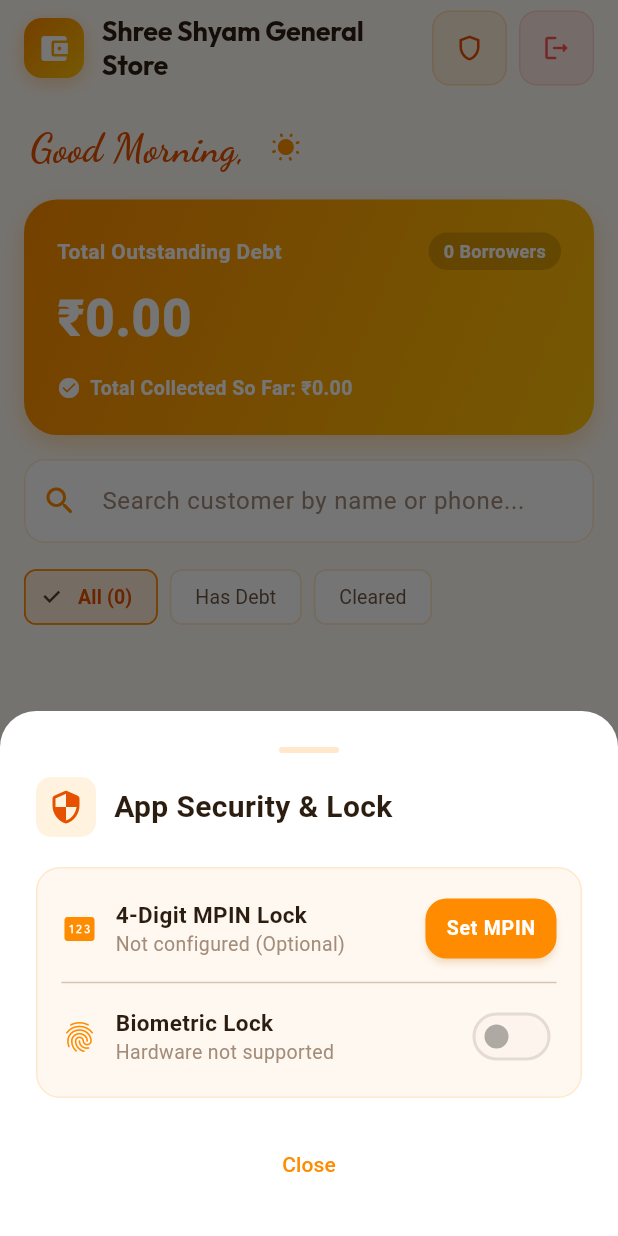
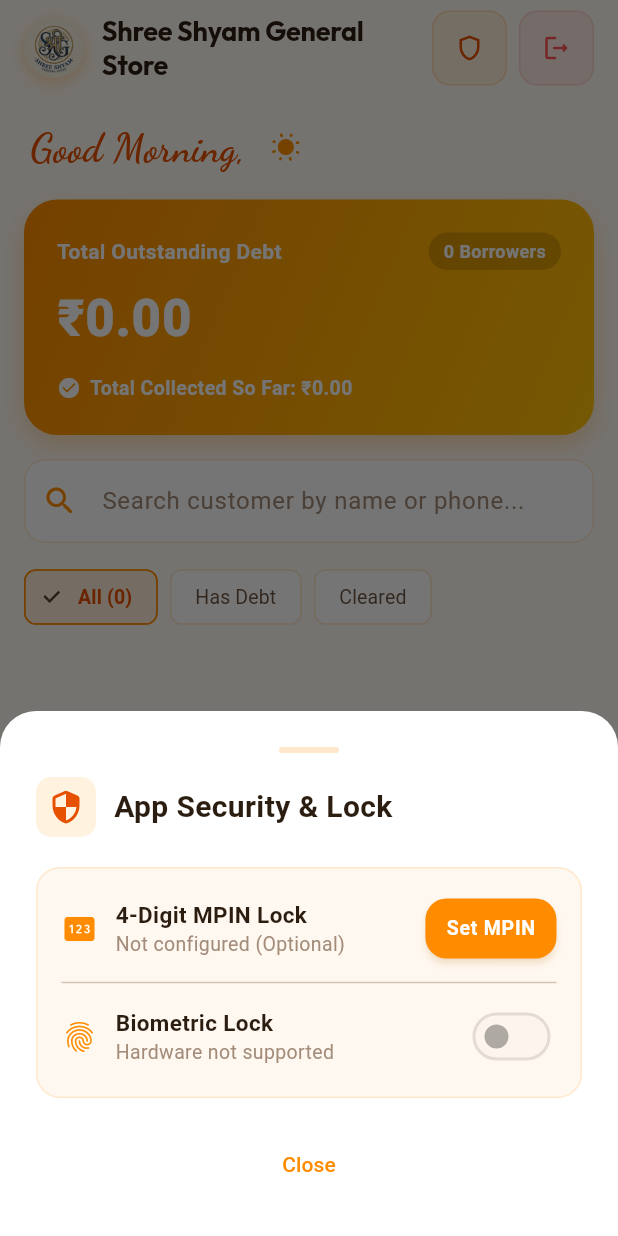
Before and after one commit to marqupine/udhar_khata, a Flutter app: the screen it shows once a user with an empty profile is signed in, after a tap on the "shield" icon, on a phone screen of 412 x 824 dp. Run offline on Flutter 3.47's test engine with Material 3 defaults, Android fonts, the phone set to English and light mode, and no system bars; our stand-ins replace cloud_firestore, firebase_auth, firebase_core, google_fonts, local_auth, shared_preferences; accounts and stored records are empty.

Commit message:
feat: replace wallet icon with circular store logo asset

```diff
--- a/lib/constants/app_constants.dart
+++ b/lib/constants/app_constants.dart
@@ -5,6 +5,9 @@ class AppConstants {
   /// Changing this single value updates the app title everywhere in the project.
   static const String appName = 'Shree Shyam General Store';
 
+  /// Central Application Logo Asset path.
+  static const String appLogoAsset = 'assets/images/app_logo.jpeg';
+
   /// Central Application Icon configuration.
   static const IconData appIcon = Icons.account_balance_wallet_rounded;
 }
--- a/lib/screens/dashboard_screen.dart
+++ b/lib/screens/dashboard_screen.dart
@@ -256,8 +256,7 @@ class _DashboardScreenState extends State<DashboardScreen> {
                   width: 40,
                   height: 40,
                   decoration: BoxDecoration(
-                    gradient: AppTheme.primaryGradient,
-                    borderRadius: BorderRadius.circular(12),
+                    shape: BoxShape.circle,
                     boxShadow: [
                       BoxShadow(
                         color: AppTheme.saffronPrimary.withValues(alpha: 0.35),
@@ -266,10 +265,13 @@ class _DashboardScreenState extends State<DashboardScreen> {
                       ),
                     ],
                   ),
-                  child: const Icon(
-                    AppConstants.appIcon,
-                    color: Colors.white,
-                    size: 22,
+                  child: ClipOval(
+                    child: Image.asset(
+                      AppConstants.appLogoAsset,
+                      width: 40,
+                      height: 40,
+                      fit: BoxFit.cover,
+                    ),
                   ),
                 ),
                 const SizedBox(width: 12),
@@ -780,10 +782,8 @@ class _AnimatedGreetingHeaderState extends State<AnimatedGreetingHeader>
       return 'Good Morning,';
     } else if (hour >= 12 && hour < 17) {
       return 'Good Afternoon,';
-    } else if (hour >= 17 && hour < 22) {
+    } else {
       return 'Good Evening,';
-    } else {
-      return 'Good Night,';
     }
   }
 
--- a/lib/screens/login_screen.dart
+++ b/lib/screens/login_screen.dart
@@ -119,7 +119,6 @@ class _LoginScreenState extends State<LoginScreen> {
                     width: 90,
                     height: 90,
                     decoration: BoxDecoration(
-                      gradient: AppTheme.primaryGradient,
                       shape: BoxShape.circle,
                       boxShadow: [
                         BoxShadow(
@@ -129,10 +128,13 @@ class _LoginScreenState extends State<LoginScreen> {
                         ),
                       ],
                     ),
-                    child: const Icon(
-                      AppConstants.appIcon,
-                      size: 48,
-                      color: Colors.white,
+                    child: ClipOval(
+                      child: Image.asset(
+                        AppConstants.appLogoAsset,
+                        width: 90,
+                        height: 90,
+                        fit: BoxFit.cover,
+                      ),
                     ),
                   ),
                   const SizedBox(height: 20),
--- a/pubspec.yaml
+++ b/pubspec.yaml
@@ -64,9 +64,8 @@ flutter:
   uses-material-design: true
 
   # To add assets to your application, add an assets section, like this:
-  # assets:
-  #   - images/a_dot_burr.jpeg
-  #   - images/a_dot_ham.jpeg
+  assets:
+    - assets/images/app_logo.jpeg
 
   # An image asset can refer to one or more resolution-specific "variants", see
   # https://flutter.dev/to/resolution-aware-images
```
Also changed, not shown: assets/images/app_logo.jpeg (added).
